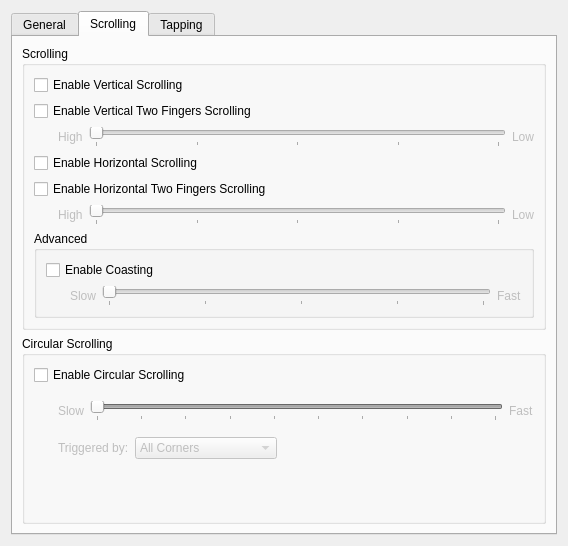
Above: kcmtouchpadwidget.ui from mishaaq/kcm_touchpad before the change. Below: the same form after it.
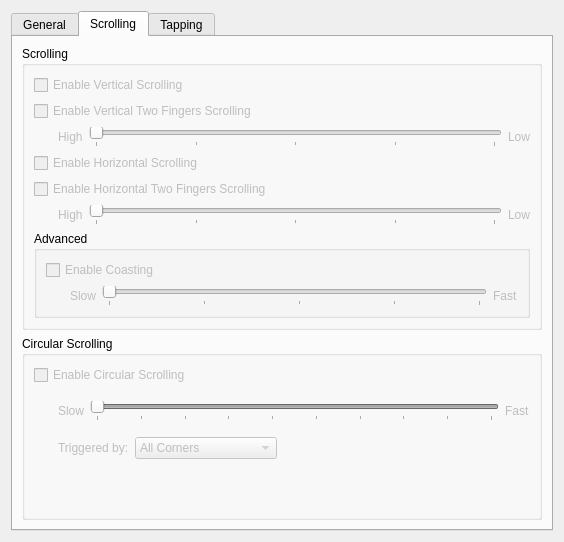
That is the form after the change. The open tabs and pages were chosen to show the change. Custom widgets are drawn as their Qt base class.

The edit to the form file:
```diff
--- a/kcmtouchpadwidget.ui
+++ b/kcmtouchpadwidget.ui
@@ -7,8 +7,8 @@
    <rect>
     <x>0</x>
     <y>0</y>
-    <width>568</width>
-    <height>546</height>
+    <width>564</width>
+    <height>542</height>
    </rect>
   </property>
   <property name="sizePolicy">
@@ -283,6 +283,9 @@
          <layout class="QGridLayout" name="gridLayout_2">
           <item row="0" column="0" colspan="3">
            <widget class="QCheckBox" name="ScrollVertEnableCB">
+            <property name="enabled">
+             <bool>false</bool>
+            </property>
             <property name="toolTip">
              <string>Enable vertical scrolling when dragging along the right edge.</string>
             </property>
@@ -369,6 +372,9 @@
           </item>
           <item row="4" column="0" colspan="3">
            <widget class="QCheckBox" name="ScrollHorizEnableCB">
+            <property name="enabled">
+             <bool>false</bool>
+            </property>
             <property name="toolTip">
              <string>Enable horizontal scrolling when dragging along the bottom edge.</string>
             </property>
@@ -385,6 +391,9 @@
             <layout class="QGridLayout" name="gridLayout_5">
              <item row="0" column="1" colspan="3">
               <widget class="QCheckBox" name="ScrollCoastingEnableCB">
+               <property name="enabled">
+                <bool>false</bool>
+               </property>
                <property name="toolTip">
                 <string>Enable vertical scrolling when dragging with two fingers anywhere on the touchpad.</string>
                </property>
@@ -538,6 +547,9 @@
           </item>
           <item row="1" column="0" colspan="3">
            <widget class="QCheckBox" name="ScrollVertTFEnableCB">
+            <property name="enabled">
+             <bool>false</bool>
+            </property>
             <property name="toolTip">
              <string>Enable vertical scrolling when dragging with two fingers anywhere on the touchpad.</string>
             </property>
@@ -548,6 +560,9 @@
           </item>
           <item row="5" column="0" colspan="3">
            <widget class="QCheckBox" name="ScrollHorizTFEnableCB">
+            <property name="enabled">
+             <bool>false</bool>
+            </property>
             <property name="toolTip">
              <string>Enable vertical scrolling when dragging with two fingers anywhere on the touchpad.</string>
             </property>
@@ -570,6 +585,9 @@
          <layout class="QGridLayout" name="gridLayout_3">
           <item row="0" column="0" colspan="2">
            <widget class="QCheckBox" name="ScrollCircularEnableCB">
+            <property name="enabled">
+             <bool>false</bool>
+            </property>
             <property name="toolTip">
              <string>If on, circular scrolling is used.</string>
             </property>
```
Left out of the diff: 24 changed lines with no effect on the pictures.
